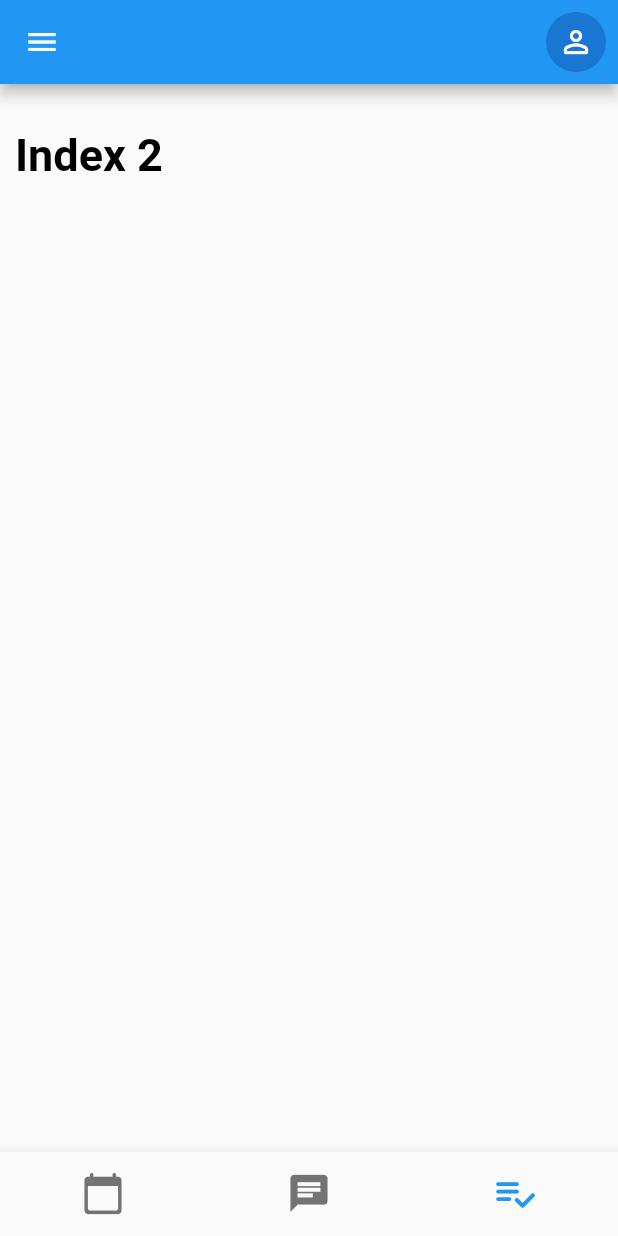
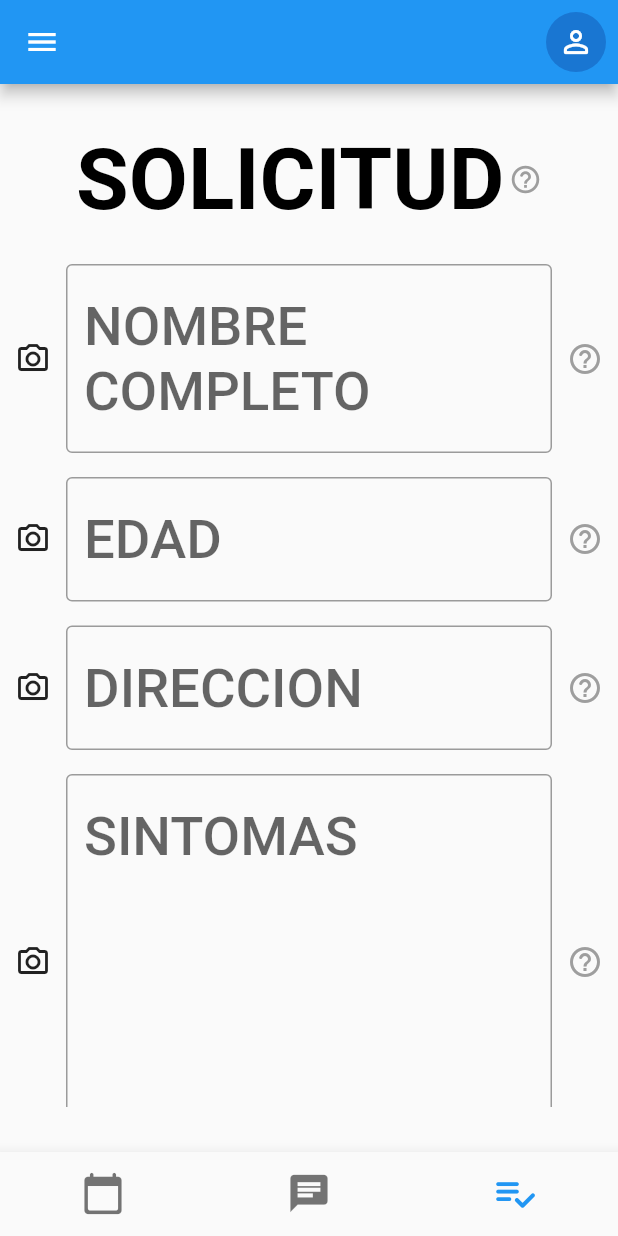
Before and after one commit to Juanca0312/PRY20220116, a Flutter app: the screen it shows after launch, item 3 of the bottom bar chosen, on a phone screen of 412 x 824 dp. Run offline on Flutter 3.47's test engine with Material 2 defaults, Android fonts, the phone set to English and light mode, and no system bars; our stand-ins replace flutter_chat_types, flutter_chat_ui; Roboto replaces fonts that are missing (Montserrat).

Commit message:
Request screen implemented

```diff
--- a/lib/screens/chatbot.dart
+++ b/lib/screens/chatbot.dart
@@ -53,6 +53,9 @@ class _ChatBotState extends State<ChatBot> {
       showUserAvatars: true,
       showUserNames: true,
       user: _user,
+      theme: const DefaultChatTheme(
+        inputBackgroundColor: Colors.grey,
+      ),
     );
   }
 }
--- a/lib/screens/home.dart
+++ b/lib/screens/home.dart
@@ -1,5 +1,6 @@
 import 'package:flutter/material.dart';
 import 'package:pry20220116/screens/chatbot.dart';
+import 'package:pry20220116/screens/request.dart';
 
 enum Menu { itemOne, itemTwo, itemThree, itemFour }
 
@@ -22,10 +23,7 @@ class _HomeState extends State<Home> {
       style: optionStyle,
     ),
     ChatBot(),
-    Text(
-      'Index 2',
-      style: optionStyle,
-    ),
+    Request()
   ];
 
   void _onItemTapped(int index) {
--- /dev/null
+++ b/lib/screens/request.dart
@@ -0,0 +1,37 @@
+import 'package:flutter/material.dart';
+import 'package:pry20220116/widgets/with_tooltip.dart';
+import 'package:pry20220116/widgets/input_with_help.dart';
+import 'package:pry20220116/widgets/primary_button.dart';
+
+class Request extends StatefulWidget {
+  const Request({Key? key}) : super(key: key);
+
+  @override
+  State<Request> createState() => _RequestState();
+}
+
+class _RequestState extends State<Request> {
+  @override
+  Widget build(BuildContext context) {
+    return SingleChildScrollView(
+      child: Column(
+        children: [
+          WithTooltip(child: Text('SOLICITUD', style: Theme.of(context).textTheme.headline1,), tooltipMessage: 'Ayuda'),
+          const SizedBox(height: 15,),
+          Form(
+            child: Column(
+              children: [
+                InputWithHelp(placeholder: 'NOMBRE COMPLETO', tooltipMessage: 'Ayuda'),
+                InputWithHelp(placeholder: 'EDAD', tooltipMessage: 'Ayuda'),
+                InputWithHelp(placeholder: 'DIRECCION', tooltipMessage: 'Ayuda'),
+                InputWithHelp(placeholder: 'SINTOMAS', tooltipMessage: 'Ayuda', multiline: true,),
+                const SizedBox(height: 15,),
+                PrimaryButton(text: 'SIGUIENTE', onPressed: () {})
+              ],
+            ),
+          )
+        ],
+      ),
+    );
+  }
+}
--- a/lib/widgets/input_with_help.dart
+++ b/lib/widgets/input_with_help.dart
@@ -3,9 +3,10 @@ import 'package:flutter/material.dart';
 class InputWithHelp extends StatelessWidget {
   final String? placeholder;
   final String? tooltipMessage;
+  final bool? multiline;
 
   const InputWithHelp(
-      {Key? key, @required this.placeholder, @required this.tooltipMessage})
+      {Key? key, @required this.placeholder, @required this.tooltipMessage,this.multiline})
       : super(key: key);
 
   @override
@@ -20,6 +21,7 @@ class InputWithHelp extends StatelessWidget {
             width: 10.00,
           ),
           Flexible(child: TextFormField(
+            maxLines: multiline == null ? null : 5,
             decoration: InputDecoration(hintText: placeholder!),
           ),),
           const SizedBox(
```
